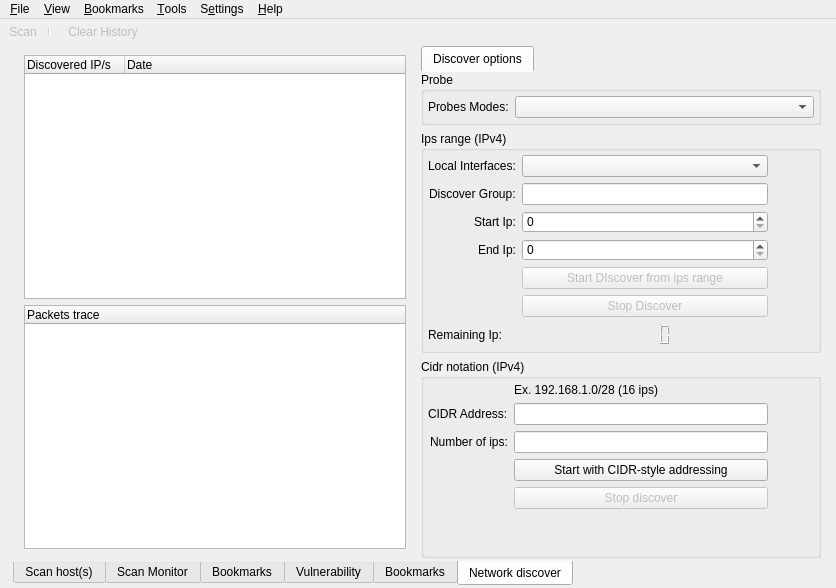
Qt form src/app/ui/mainwindow.ui (nmapsi4/nmapsi4) before a commit.
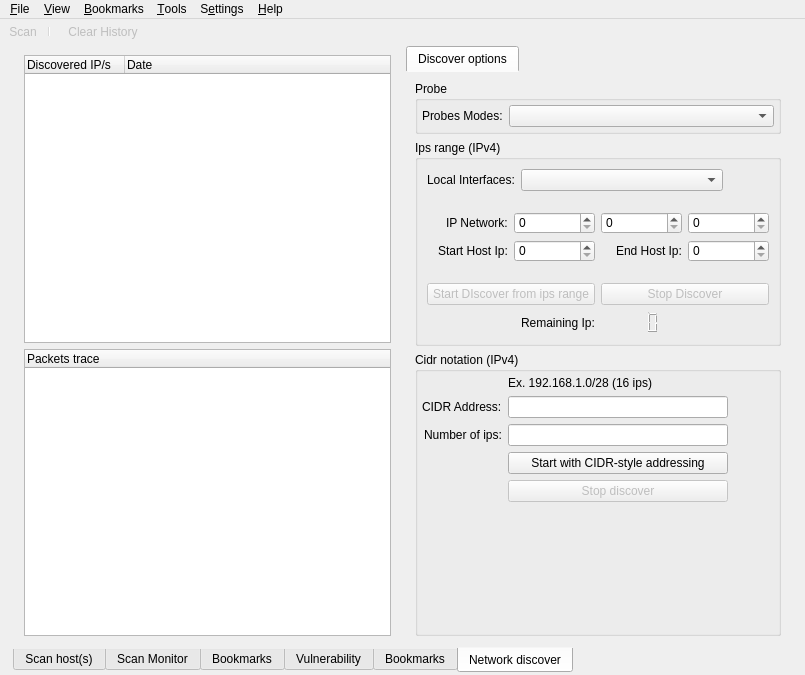
The same form after that commit. The open tabs and pages were chosen to show the change. Icons and pictures are not drawn.

Commit message: discover: rework range scan layout.

```diff
--- a/src/app/ui/mainwindow.ui
+++ b/src/app/ui/mainwindow.ui
@@ -10,8 +10,8 @@
    <rect>
     <x>0</x>
     <y>0</y>
-    <width>836</width>
-    <height>588</height>
+    <width>805</width>
+    <height>675</height>
    </rect>
   </property>
   <property name="sizePolicy">
@@ -1479,9 +1479,6 @@
             <string>Discover options</string>
            </attribute>
            <layout class="QVBoxLayout" name="verticalLayout_11">
-            <property name="margin">
-             <number>0</number>
-            </property>
             <item>
              <widget class="QGroupBox" name="groupBox_2">
               <property name="title">
@@ -1529,13 +1526,10 @@
               <property name="title">
                <string>Ips range (IPv4)</string>
               </property>
-              <layout class="QHBoxLayout" name="horizontalLayout_9">
-               <property name="margin">
-                <number>4</number>
-               </property>
+              <layout class="QVBoxLayout" name="verticalLayout_7">
                <item>
-                <layout class="QGridLayout" name="gridLayout_2">
-                 <item row="0" column="1" alignment="Qt::AlignRight">
+                <layout class="QHBoxLayout" name="horizontalLayout_13">
+                 <item>
                   <widget class="QLabel" name="label">
                    <property name="maximumSize">
                     <size>
@@ -1551,21 +1545,7 @@
                    </property>
                   </widget>
                  </item>
-                 <item row="6" column="2">
-                  <widget class="QPushButton" name="startDiscoverButt">
-                   <property name="enabled">
-                    <bool>false</bool>
-                   </property>
-                   <property name="text">
-                    <string>Start DIscover from ips range</string>
-                   </property>
-                   <property name="icon">
-                    <iconset resource="../../../mainwin.qrc">
-                     <normaloff>:/images/images/document-preview-archive.png</normaloff>:/images/images/document-preview-archive.png</iconset>
-                   </property>
-                  </widget>
-                 </item>
-                 <item row="0" column="2">
+                 <item>
                   <widget class="QComboBox" name="comboDiscover">
                    <property name="sizePolicy">
                     <sizepolicy hsizetype="Expanding" vsizetype="Fixed">
@@ -1581,21 +1561,162 @@
                    </property>
                   </widget>
                  </item>
-                 <item row="4" column="1" alignment="Qt::AlignRight">
+                 <item>
+                  <widget class="QPushButton" name="reloadComboDiscover">
+                   <property name="sizePolicy">
+                    <sizepolicy hsizetype="Preferred" vsizetype="Minimum">
+                     <horstretch>0</horstretch>
+                     <verstretch>0</verstretch>
+                    </sizepolicy>
+                   </property>
+                   <property name="toolTip">
+                    <string extracomment="Reload Interfaces"/>
+                   </property>
+                   <property name="text">
+                    <string/>
+                   </property>
+                   <property name="icon">
+                    <iconset resource="../../../mainwin.qrc">
+                     <normaloff>:/images/images/reload.png</normaloff>:/images/images/reload.png</iconset>
+                   </property>
+                   <property name="flat">
+                    <bool>true</bool>
+                   </property>
+                  </widget>
+                 </item>
+                </layout>
+               </item>
+               <item>
+                <spacer name="verticalSpacer_2">
+                 <property name="orientation">
+                  <enum>Qt::Vertical</enum>
+                 </property>
+                 <property name="sizeType">
+                  <enum>QSizePolicy::Fixed</enum>
+                 </property>
+                 <property name="sizeHint" stdset="0">
+                  <size>
+                   <width>20</width>
+                   <height>15</height>
+                  </size>
+                 </property>
+                </spacer>
+               </item>
+               <item>
+                <layout class="QGridLayout" name="gridLayout_2">
+                 <item row="0" column="0" alignment="Qt::AlignRight">
+                  <widget class="QLabel" name="label_2">
+                   <property name="text">
+                    <string>IP Network:</string>
+                   </property>
+                  </widget>
+                 </item>
+                 <item row="0" column="3">
+                  <widget class="QSpinBox" name="discoverIpThreeSpin">
+                   <property name="maximum">
+                    <number>255</number>
+                   </property>
+                  </widget>
+                 </item>
+                 <item row="0" column="2">
+                  <widget class="QSpinBox" name="discoverIpSecondSpin">
+                   <property name="maximum">
+                    <number>255</number>
+                   </property>
+                  </widget>
+                 </item>
+                 <item row="0" column="1">
+                  <widget class="QSpinBox" name="discoverIpFirstSpin">
+                   <property name="maximum">
+                    <number>255</number>
+                   </property>
+                  </widget>
+                 </item>
+                 <item row="1" column="0" alignment="Qt::AlignRight">
+                  <widget class="QLabel" name="label_3">
+                   <property name="text">
+                    <string>Start Host Ip:</string>
+                   </property>
+                   <property name="buddy">
+                    <cstring>spinBeginDiscover</cstring>
+                   </property>
+                  </widget>
+                 </item>
+                 <item row="1" column="1">
+                  <widget class="QSpinBox" name="spinBeginDiscover">
+                   <property name="maximum">
+                    <number>255</number>
+                   </property>
+                  </widget>
+                 </item>
+                 <item row="1" column="2" alignment="Qt::AlignRight">
                   <widget class="QLabel" name="label_4">
                    <property name="text">
-                    <string>End Ip:</string>
+                    <string>End Host Ip:</string>
                    </property>
                    <property name="buddy">
                     <cstring>spinEndDiscover</cstring>
                    </property>
                   </widget>
                  </item>
-                 <item row="7" column="2">
+                 <item row="1" column="3">
+                  <widget class="QSpinBox" name="spinEndDiscover">
+                   <property name="maximum">
+                    <number>255</number>
+                   </property>
+                  </widget>
+                 </item>
+                </layout>
+               </item>
+               <item>
+                <spacer name="verticalSpacer_3">
+                 <property name="orientation">
+                  <enum>Qt::Vertical</enum>
+                 </property>
+                 <property name="sizeType">
+                  <enum>QSizePolicy::Fixed</enum>
+                 </property>
+                 <property name="sizeHint" stdset="0">
+                  <size>
+                   <width>20</width>
+                   <height>15</height>
+                  </size>
+                 </property>
+                </spacer>
+               </item>
+               <item>
+                <layout class="QHBoxLayout" name="horizontalLayout_16">
+                 <item>
+                  <widget class="QPushButton" name="startDiscoverButt">
+                   <property name="enabled">
+                    <bool>false</bool>
+                   </property>
+                   <property name="sizePolicy">
+                    <sizepolicy hsizetype="Expanding" vsizetype="Fixed">
+                     <horstretch>0</horstretch>
+                     <verstretch>0</verstretch>
+                    </sizepolicy>
+                   </property>
+                   <property name="text">
+                    <string>Start DIscover from ips range</string>
+                   </property>
+                   <property name="icon">
+                    <iconset resource="../../../mainwin.qrc">
+                     <normaloff>:/images/images/document-preview-archive.png</normaloff>:/images/images/document-preview-archive.png</iconset>
+                   </property>
+                  </widget>
+                 </item>
+                 <item>
                   <widget class="QPushButton" name="stopDiscoverButt">
                    <property name="enabled">
                     <bool>false</bool>
                    </property>
+                   <property name="sizePolicy">
+                    <sizepolicy hsizetype="Expanding" vsizetype="Fixed">
+                     <horstretch>0</horstretch>
+                     <verstretch>0</verstretch>
+                    </sizepolicy>
+                   </property>
                    <property name="text">
                     <string>Stop Discover</string>
                    </property>
@@ -1605,24 +1726,11 @@
                    </property>
                   </widget>
                  </item>
-                 <item row="2" column="1" alignment="Qt::AlignRight">
-                  <widget class="QLabel" name="label_2">
-                   <property name="text">
-                    <string>Discover Group:</string>
-                   </property>
-                   <property name="buddy">
-                    <cstring>lineIpDiscover</cstring>
-                   </property>
-                  </widget>
-                 </item>
-                 <item row="4" column="2">
-                  <widget class="QSpinBox" name="spinEndDiscover">
-                   <property name="maximum">
-                    <number>255</number>
-                   </property>
-                  </widget>
-                 </item>
-                 <item row="8" column="1">
+                </layout>
+               </item>
+               <item>
+                <layout class="QHBoxLayout" name="horizontalLayout_17">
+                 <item alignment="Qt::AlignRight">
                   <widget class="QLabel" name="label_12">
                    <property name="layoutDirection">
                     <enum>Qt::LeftToRight</enum>
@@ -1632,44 +1740,7 @@
                    </property>
                   </widget>
                  </item>
-                 <item row="2" column="2">
-                  <widget class="QLineEdit" name="lineIpDiscover"/>
-                 </item>
-                 <item row="3" column="1" alignment="Qt::AlignRight">
-                  <widget class="QLabel" name="label_3">
-                   <property name="text">
-                    <string>Start Ip:</string>
-                   </property>
-                   <property name="buddy">
-                    <cstring>spinBeginDiscover</cstring>
-                   </property>
-                  </widget>
-                 </item>
-                 <item row="0" column="3">
-                  <widget class="QPushButton" name="reloadComboDiscover">
-                   <property name="toolTip">
-                    <string extracomment="Reload Interfaces"/>
-                   </property>
-                   <property name="text">
-                    <string/>
-                   </property>
-                   <property name="icon">
-                    <iconset resource="../../../mainwin.qrc">
-                     <normaloff>:/images/images/reload.png</normaloff>:/images/images/reload.png</iconset>
-                   </property>
-                   <property name="flat">
-                    <bool>true</bool>
-                   </property>
-                  </widget>
-                 </item>
-                 <item row="3" column="2">
-                  <widget class="QSpinBox" name="spinBeginDiscover">
-                   <property name="maximum">
-                    <number>255</number>
-                   </property>
-                  </widget>
-                 </item>
-                 <item row="8" column="2">
+                 <item alignment="Qt::AlignLeft">
                   <widget class="QLCDNumber" name="nseNumber">
                    <property name="layoutDirection">
                     <enum>Qt::LeftToRight</enum>
@@ -1813,8 +1884,8 @@
     <rect>
      <x>0</x>
      <y>0</y>
-     <width>836</width>
-     <height>19</height>
+     <width>805</width>
+     <height>20</height>
     </rect>
    </property>
    <widget class="QMenu" name="menu_File">
```
The commit also changes 1 other file.
